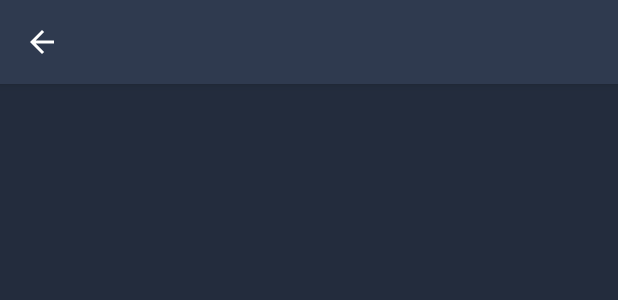
After one commit to stoievyevhenii/DevCorner_Android, an Android app: the layout activity_new_exercise.xml on its own in the app's theme, with its tools: preview values and no code run, on a phone screen of 412 x 824 dp. The commit adds this screen. Shown: the top 300 px of the screen. Run offline under Robolectric (Android 15) with nearby library versions, the phone set to English and light mode, and no system bars.

Commit message:
Add page for new exercise

```diff
--- a/app/src/main/res/drawable/btn_style.xml
+++ b/app/src/main/res/drawable/btn_style.xml
@@ -1,6 +1,5 @@
 <?xml version="1.0" encoding="utf-8"?>
 <shape xmlns:android="http://schemas.android.com/apk/res/android" android:shape="rectangle">
     <solid android:color="@color/colorAccent"/>
-
-    <corners android:radius="5dp"/>
+    <corners android:radius="3dp"/>
 </shape>
--- a/app/src/main/res/drawable/group_style.xml
+++ b/app/src/main/res/drawable/group_style.xml
@@ -5,5 +5,5 @@
     <solid android:color="@android:color/transparent" />
     <stroke
         android:width="2dp"
-        android:color="@color/colorAccent"></stroke>
+        android:color="@color/nonAccent" />
 </shape>
--- /dev/null
+++ b/app/src/main/res/drawable/ic_account_circle_black_24dp.xml
@@ -0,0 +1,5 @@
+<vector android:height="24dp" android:tint="#3FD747"
+    android:viewportHeight="24.0" android:viewportWidth="24.0"
+    android:width="24dp" xmlns:android="http://schemas.android.com/apk/res/android">
+    <path android:fillColor="#FF000000" android:pathData="M12,2C6.48,2 2,6.48 2,12s4.48,10 10,10 10,-4.48 10,-10S17.52,2 12,2zM12,5c1.66,0 3,1.34 3,3s-1.34,3 -3,3 -3,-1.34 -3,-3 1.34,-3 3,-3zM12,19.2c-2.5,0 -4.71,-1.28 -6,-3.22 0.03,-1.99 4,-3.08 6,-3.08 1.99,0 5.97,1.09 6,3.08 -1.29,1.94 -3.5,3.22 -6,3.22z"/>
+</vector>
--- /dev/null
+++ b/app/src/main/res/drawable/ic_add_black_24dp.xml
@@ -0,0 +1,5 @@
+<vector android:height="24dp" android:tint="#232C3D"
+    android:viewportHeight="24.0" android:viewportWidth="24.0"
+    android:width="24dp" xmlns:android="http://schemas.android.com/apk/res/android">
+    <path android:fillColor="#FF000000" android:pathData="M19,13h-6v6h-2v-6H5v-2h6V5h2v6h6v2z"/>
+</vector>
--- /dev/null
+++ b/app/src/main/res/drawable/ic_favorite_black_24dp.xml
@@ -0,0 +1,5 @@
+<vector android:height="24dp" android:tint="#3FD747"
+    android:viewportHeight="24.0" android:viewportWidth="24.0"
+    android:width="24dp" xmlns:android="http://schemas.android.com/apk/res/android">
+    <path android:fillColor="#FF000000" android:pathData="M12,21.35l-1.45,-1.32C5.4,15.36 2,12.28 2,8.5 2,5.42 4.42,3 7.5,3c1.74,0 3.41,0.81 4.5,2.09C13.09,3.81 14.76,3 16.5,3 19.58,3 22,5.42 22,8.5c0,3.78 -3.4,6.86 -8.55,11.54L12,21.35z"/>
+</vector>
--- /dev/null
+++ b/app/src/main/res/drawable/ic_home_black_24dp.xml
@@ -0,0 +1,5 @@
+<vector android:height="24dp" android:tint="#3FD747"
+    android:viewportHeight="24.0" android:viewportWidth="24.0"
+    android:width="24dp" xmlns:android="http://schemas.android.com/apk/res/android">
+    <path android:fillColor="#FF000000" android:pathData="M10,20v-6h4v6h5v-8h3L12,3 2,12h3v8z"/>
+</vector>
--- /dev/null
+++ b/app/src/main/res/layout/activity_new_exercise.xml
@@ -0,0 +1,26 @@
+<?xml version="1.0" encoding="utf-8"?>
+<androidx.coordinatorlayout.widget.CoordinatorLayout xmlns:android="http://schemas.android.com/apk/res/android"
+    xmlns:app="http://schemas.android.com/apk/res-auto"
+    xmlns:tools="http://schemas.android.com/tools"
+    android:layout_width="match_parent"
+    android:layout_height="match_parent"
+    tools:context=".NewExercise">
+
+    <com.google.android.material.appbar.AppBarLayout
+        android:layout_width="match_parent"
+        android:layout_height="wrap_content"
+        android:theme="@style/AppTheme.AppBarOverlay">
+
+        <androidx.appcompat.widget.Toolbar
+            android:id="@+id/newExerciseToolbar"
+            android:layout_width="match_parent"
+            android:layout_height="?attr/actionBarSize"
+            android:background="?attr/colorPrimary"
+            app:navigationIcon="?attr/homeAsUpIndicator"
+            app:popupTheme="@style/AppTheme.PopupOverlay" />
+
+    </com.google.android.material.appbar.AppBarLayout>
+
+    <include layout="@layout/content_new_exercise" />
+
+</androidx.coordinatorlayout.widget.CoordinatorLayout>
--- /dev/null
+++ b/app/src/main/res/layout/content_new_exercise.xml
@@ -0,0 +1,12 @@
+<?xml version="1.0" encoding="utf-8"?>
+<androidx.constraintlayout.widget.ConstraintLayout xmlns:android="http://schemas.android.com/apk/res/android"
+    xmlns:app="http://schemas.android.com/apk/res-auto"
+    xmlns:tools="http://schemas.android.com/tools"
+    android:layout_width="match_parent"
+    android:layout_height="match_parent"
+    android:background="@color/colorPrimaryDark"
+    app:layout_behavior="@string/appbar_scrolling_view_behavior"
+    tools:context=".NewExercise"
+    tools:showIn="@layout/activity_new_exercise">
+
+</androidx.constraintlayout.widget.ConstraintLayout>
--- a/app/src/main/res/layout/item_card.xml
+++ b/app/src/main/res/layout/item_card.xml
@@ -52,7 +52,7 @@
                 android:layout_marginRight="16dp"
                 android:layout_marginBottom="10dp"
                 android:textAppearance="@style/TextAppearance.AppCompat.Body1"
-                android:textColor="@color/nonAccent"
+                android:textColor="@color/colorAccent"
                 android:textSize="14sp"
                 tools:text="Author name will be here" />
         </LinearLayout>
@@ -77,7 +77,7 @@
                 android:paddingBottom="5dp"
                 android:textAlignment="center"
                 android:textAppearance="@style/TextAppearance.AppCompat.SearchResult.Subtitle"
-                android:textColor="@color/colorAccent"
+                android:textColor="@color/nonAccent"
                 android:textSize="14sp"
                 tools:text="Group" />
         </LinearLayout>
--- a/app/src/main/res/values/strings.xml
+++ b/app/src/main/res/values/strings.xml
@@ -9,4 +9,8 @@
     <string name="author_filter">Author:</string>
     <string name="group_filter">Group:</string>
     <string name="title_activity_home">Home</string>
+    <string name="bottom_navigation_home">Home</string>
+    <string name="bottom_navigation_add">Add</string>
+    <string name="bottom_navigation_account">Account</string>
+    <string name="title_activity_new_exercise">Add new exercise</string>
 </resources>
```
Also changed, not shown: app/build.gradle (+8 -7 lines), app/src/main/AndroidManifest.xml (+5 -2 lines), app/src/main/java/com/stoiev/devcorner/Home.java (+25 -14 lines), app/src/main/java/com/stoiev/devcorner/MainActivity.java (+6 -6 lines), app/src/main/java/com/stoiev/devcorner/NewExercise.java (added, +26 -0 lines), app/src/main/res/drawable/bottom_navigation_item_background_colors.xml (added, +7 -0 lines), app/src/main/res/layout/activity_home.xml (+35 -2 lines), app/src/main/res/layout/activity_main.xml (+9 -6 lines), app/src/main/res/menu/bottom_navigation.xml (added, +11 -0 lines), 1 other file.
